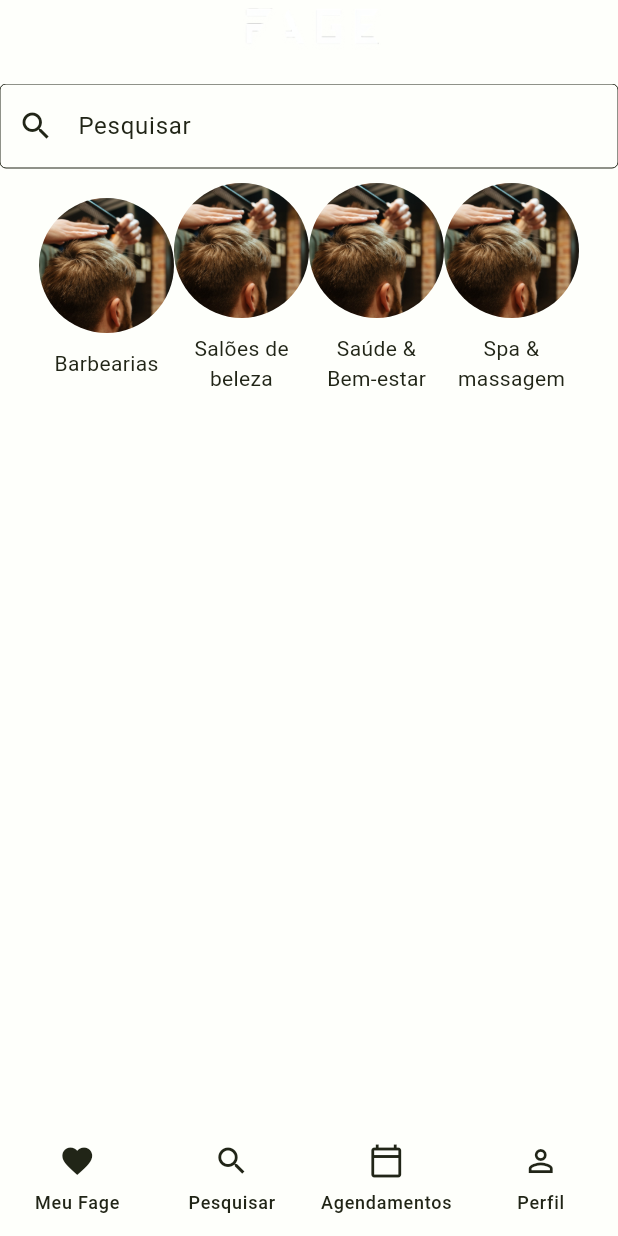
After one commit to FAGE-Project/FAGE-Frontend, a Flutter app: the screen it shows after launch, on a phone screen of 412 x 824 dp. The commit adds this screen. Run offline on Flutter 3.47's test engine with Material 2 defaults, Android fonts, the phone set to English and light mode, and no system bars.

Commit message:
Desenvolvimento da tela inicial do app

```diff
--- /dev/null
+++ b/lib/pages/my_fage.dart
@@ -0,0 +1,74 @@
+import 'package:flutter/material.dart';
+
+import '../components/custom_text_form_field.dart';
+
+class MyFage extends StatelessWidget {
+  const MyFage({super.key});
+
+  @override
+  Widget build(BuildContext context) {
+    return const Column(
+      children: [
+        CustomTextFormField(labelText: "Pesquisar", prefixIcon: Icons.search),
+        SizedBox(height: 10),
+        SingleChildScrollView(
+          scrollDirection: Axis.horizontal,
+          child: Row(
+            children: [
+              Column(
+                children: [
+                  CircleAvatar(
+                      backgroundColor: Colors.transparent,
+                      minRadius: 45,
+                      backgroundImage:
+                      AssetImage("assets/images/barbeiro.jpg")),
+                  SizedBox(height: 10),
+                  Text("Barbearias")
+                ],
+              ),
+              Column(
+                children: [
+                  CircleAvatar(
+                      backgroundColor: Colors.transparent,
+                      minRadius: 45,
+                      backgroundImage:
+                      AssetImage("assets/images/barbeiro.jpg")),
+                  SizedBox(height: 10),
+                  Text("Salões de\nbeleza", textAlign: TextAlign.center)
+                ],
+              ),
+              Column(
+                children: [
+                  CircleAvatar(
+                      backgroundColor: Colors.transparent,
+                      minRadius: 45,
+                      backgroundImage:
+                      AssetImage("assets/images/barbeiro.jpg")),
+                  SizedBox(height: 10),
+                  Text(
+                    "Saúde &\nBem-estar",
+                    textAlign: TextAlign.center,
+                  )
+                ],
+              ),
+              Column(
+                children: [
+                  CircleAvatar(
+                      backgroundColor: Colors.transparent,
+                      minRadius: 45,
+                      backgroundImage:
+                      AssetImage("assets/images/barbeiro.jpg")),
+                  SizedBox(height: 10),
+                  Text(
+                    "Spa &\nmassagem",
+                    textAlign: TextAlign.center,
+                  )
+                ],
+              ),
+            ],
+          ),
+        ),
+      ],
+    );
+  }
+}
```
Also changed, not shown: lib/pages/home.dart (+4 -65 lines), lib/pages/profile.dart (renamed from lib/pages/login.dart, +28 -45 lines).
